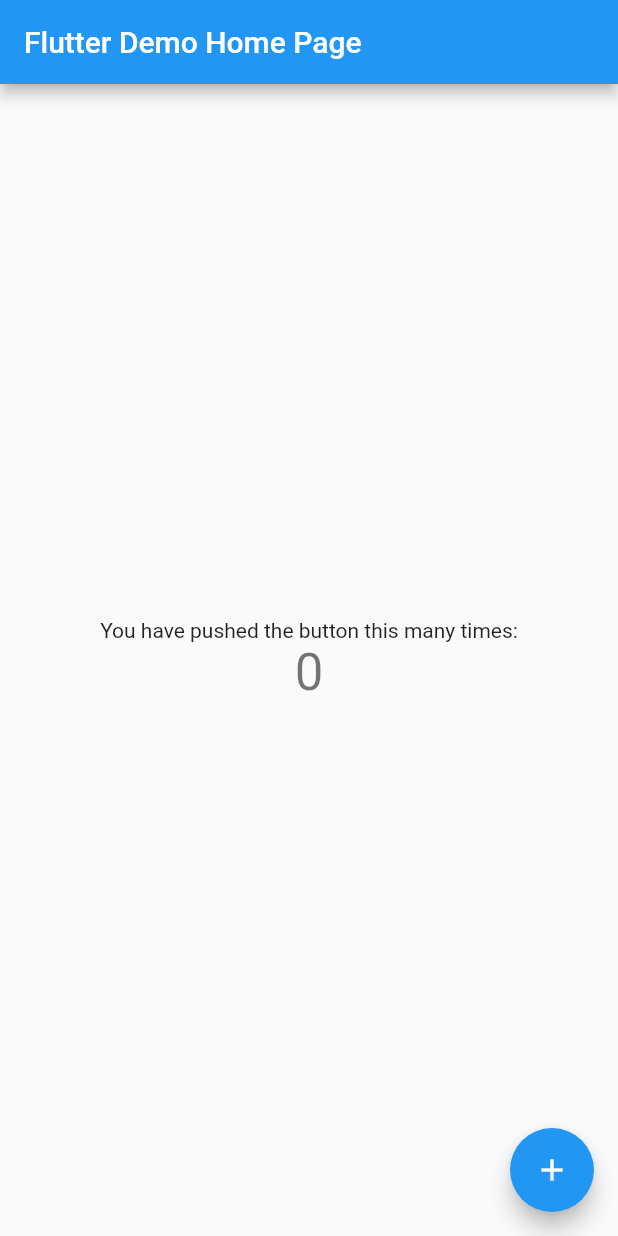
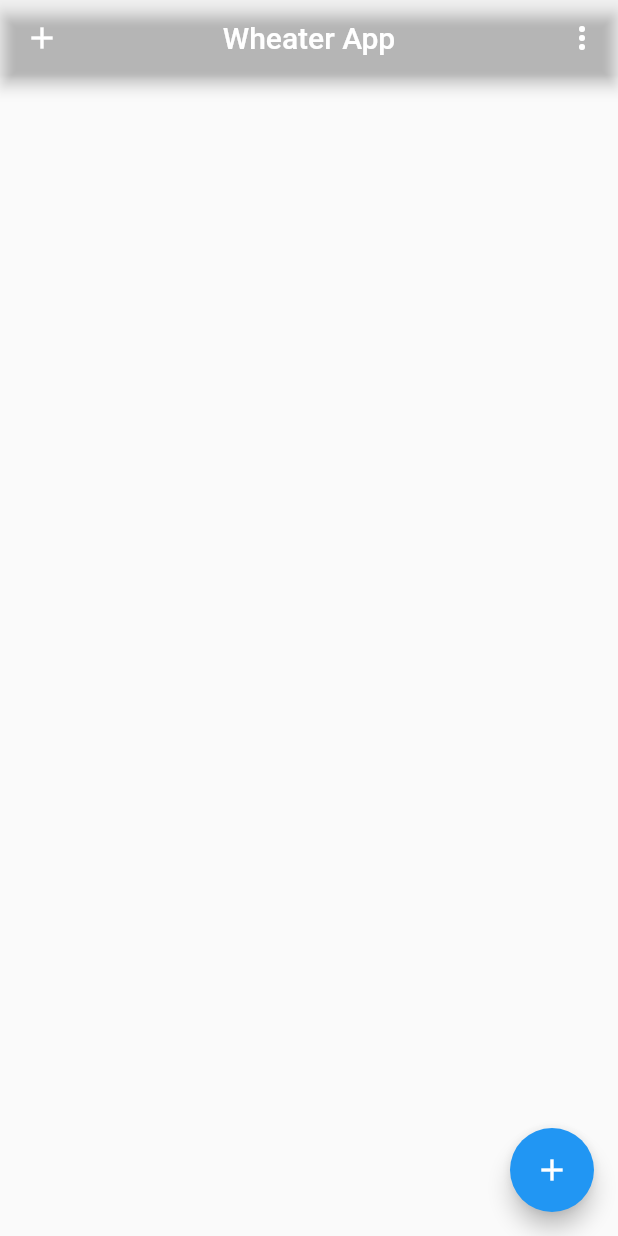
Before and after one commit to gustavofernandez00/wheater_app, a Flutter app: the screen it shows after launch, on a phone screen of 412 x 824 dp. Run offline on Flutter 3.47's test engine with Material 2 defaults, Android fonts, the phone set to English and light mode, and no system bars.

Commit message:
implementation of custom app bar that admite popupitembutton

```diff
--- a/lib/src/app.dart
+++ b/lib/src/app.dart
@@ -3,24 +3,14 @@
 import 'presentation/pages/home_page.dart';
 
 class App extends StatelessWidget {
-  // This widget is the root of your application.
   @override
   Widget build(BuildContext context) {
     return MaterialApp(
       title: 'Flutter Demo',
       theme: ThemeData(
-        // This is the theme of your application.
-        //
-        // Try running your application with "flutter run". You'll see the
-        // application has a blue toolbar. Then, without quitting the app, try
-        // changing the primarySwatch below to Colors.green and then invoke
-        // "hot reload" (press "r" in the console where you ran "flutter run",
-        // or simply save your changes to "hot reload" in a Flutter IDE).
-        // Notice that the counter didn't reset back to zero; the application
-        // is not restarted.
         primarySwatch: Colors.blue,
       ),
-      home: HomePage(title: 'Flutter Demo Home Page'),
+      home: HomePage(),
     );
   }
 }
--- /dev/null
+++ b/lib/src/presentation/pages/custom_app_bar.dart
@@ -0,0 +1,52 @@
+import 'package:flutter/material.dart';
+
+class CustomAppBar extends StatelessWidget with PreferredSizeWidget {
+
+  final String centerTitle;
+
+  const CustomAppBar({
+    Key key,
+    this.centerTitle = "Wheater App"}
+  ) : super(key: key);
+
+  @override
+  Widget build(BuildContext context) {
+    return AppBar(
+      leading: IconButton(
+        onPressed: () => {},
+        icon: Icon(
+          Icons.add,
+          color: Colors.white,
+        ),
+      ),
+      centerTitle: true,
+      title: Text(centerTitle),
+      actions: [
+        PopupMenuButton<String>(
+          onSelected: _handleItemSelected,
+          itemBuilder: (BuildContext context) {
+            return {'Logout', 'Settings'}.map((String choice) {
+              return PopupMenuItem(
+                value: choice,
+                child: Text(choice)
+                );
+            }).toList();
+          }
+        )
+      ],
+      backgroundColor: Colors.transparent,
+    );
+  }
+
+  @override
+  Size get preferredSize =>  Size.fromHeight(50.0);
+
+  _handleItemSelected(String value) {
+    switch (value) {
+      case 'Logout':
+        break;
+      case 'Settings':
+        break;
+    }
+  }
+}
--- a/lib/src/presentation/pages/home_page.dart
+++ b/lib/src/presentation/pages/home_page.dart
@@ -1,48 +1,25 @@
 import 'package:flutter/material.dart';
+import 'package:wheater_app/src/presentation/pages/custom_app_bar.dart';
 
 class HomePage extends StatefulWidget {
-  HomePage({Key key, this.title}) : super(key: key);
-
-  final String title;
 
   @override
   _HomePageState createState() => _HomePageState();
 }
 
 class _HomePageState extends State<HomePage> {
-  int _counter = 0;
-
-  void _incrementCounter() {
-    setState(() {
-      _counter++;
-    });
-  }
 
   @override
   Widget build(BuildContext context) {
     return Scaffold(
-      appBar: AppBar(
-        title: Text(widget.title),
-      ),
-      body: Center(
-        child: Column(
-          mainAxisAlignment: MainAxisAlignment.center,
-          children: <Widget>[
-            Text(
-              'You have pushed the button this many times:',
-            ),
-            Text(
-              '$_counter',
-              style: Theme.of(context).textTheme.headline4,
-            ),
-          ],
-        ),
-      ),
+      appBar: CustomAppBar(),
+      body: null,
       floatingActionButton: FloatingActionButton(
-        onPressed: _incrementCounter,
+        onPressed: () => {},
         tooltip: 'Increment',
         child: Icon(Icons.add),
       ),
     );
   }
+
 }
```
